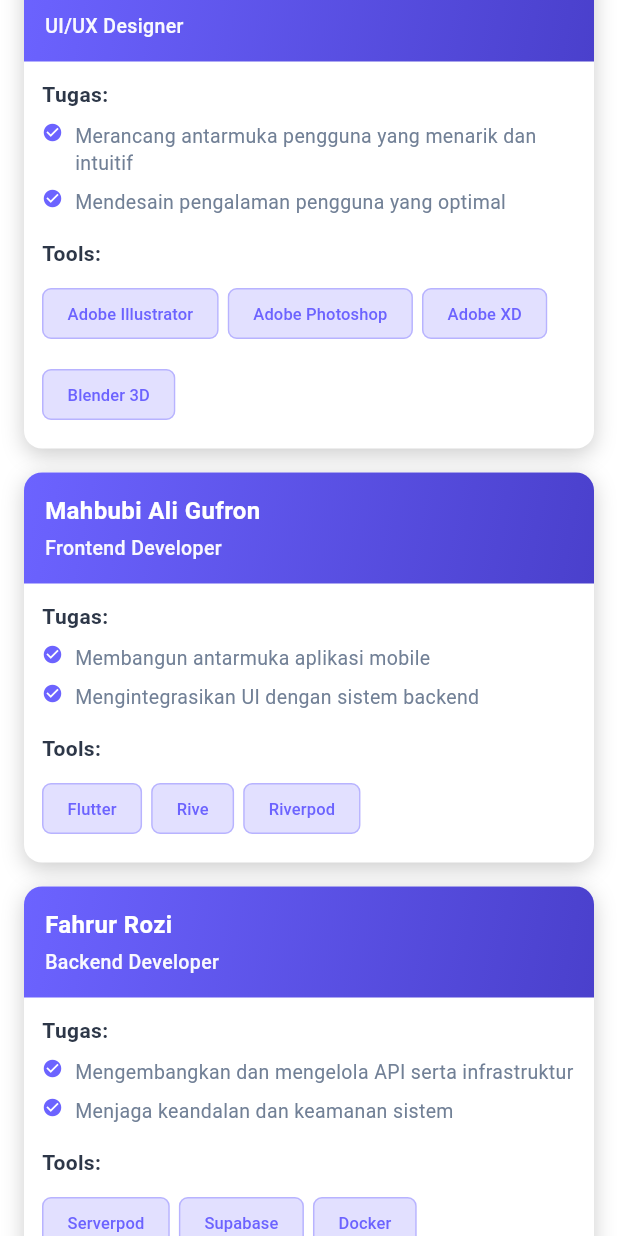
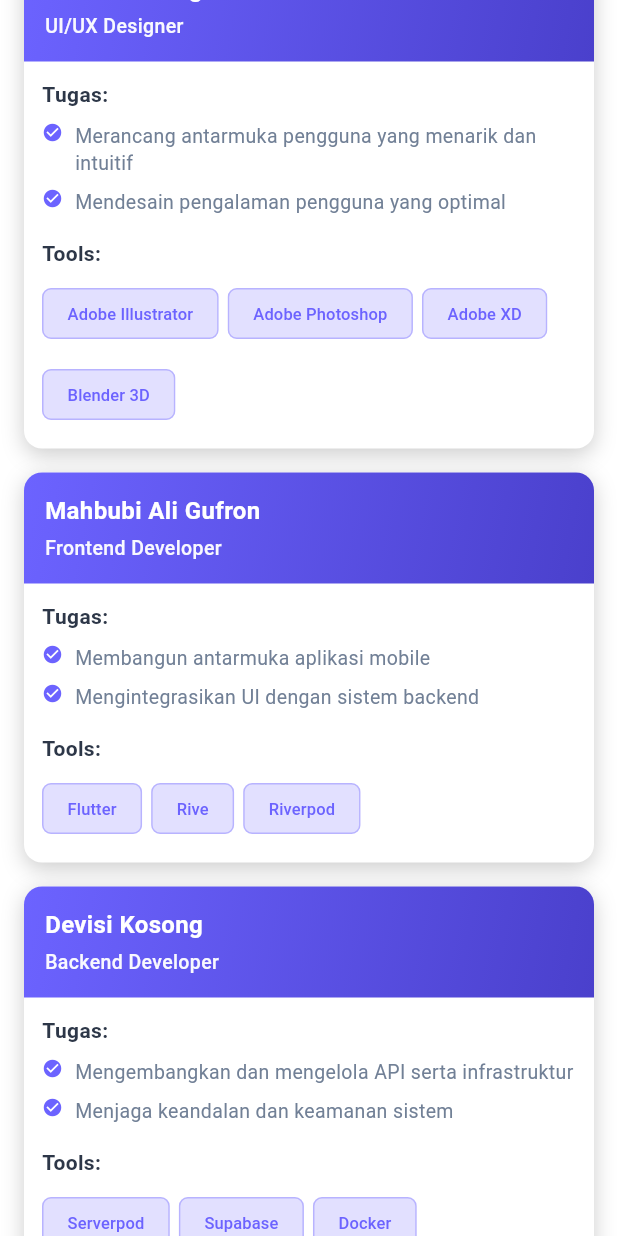
Before and after one commit to programmernusantara/digtren, a Flutter app: the ResponsiveTeamProfile screen opened directly, scrolled down 576 dp, on a phone screen of 412 x 824 dp. Run offline on Flutter 3.47's test engine with Material 3 defaults, Android fonts, the phone set to English and light mode, and no system bars; our stand-ins replace photo_view, smooth_page_indicator.

Commit message:
Firs Commit

```diff
--- a/lib/screens/profile_screen.dart
+++ b/lib/screens/profile_screen.dart
@@ -97,7 +97,7 @@ class ResponsiveTeamProfile extends StatelessWidget {
   List<Widget> _buildTeamCards({required bool isMobile}) {
     return [
       _buildTeamCard(
-        name: "M. Kholili",
+        name: "Devisi Kosong",
         role: "Chief Executive Officer",
         responsibilities: [
           "Menentukan arah, visi, dan strategi utama DigTren",
@@ -117,7 +117,7 @@ class ResponsiveTeamProfile extends StatelessWidget {
         isMobile: isMobile,
       ),
       _buildTeamCard(
-        name: "Yazid & Atha",
+        name: "Devisi Kosong",
         role: "UI/UX Designer",
         responsibilities: [
           "Merancang antarmuka pengguna yang menarik dan intuitif",
@@ -142,7 +142,7 @@ class ResponsiveTeamProfile extends StatelessWidget {
         isMobile: isMobile,
       ),
       _buildTeamCard(
-        name: "Fahrur Rozi",
+        name: "Devisi Kosong",
         role: "Backend Developer",
         responsibilities: [
           "Mengembangkan dan mengelola API serta infrastruktur",
@@ -152,7 +152,7 @@ class ResponsiveTeamProfile extends StatelessWidget {
         isMobile: isMobile,
       ),
       _buildTeamCard(
-        name: "Dafa & Farhan",
+        name: "Farhan",
         role: "Admin Operasional",
         responsibilities: [
           "Mendukung kelancaran operasional tim",
```
